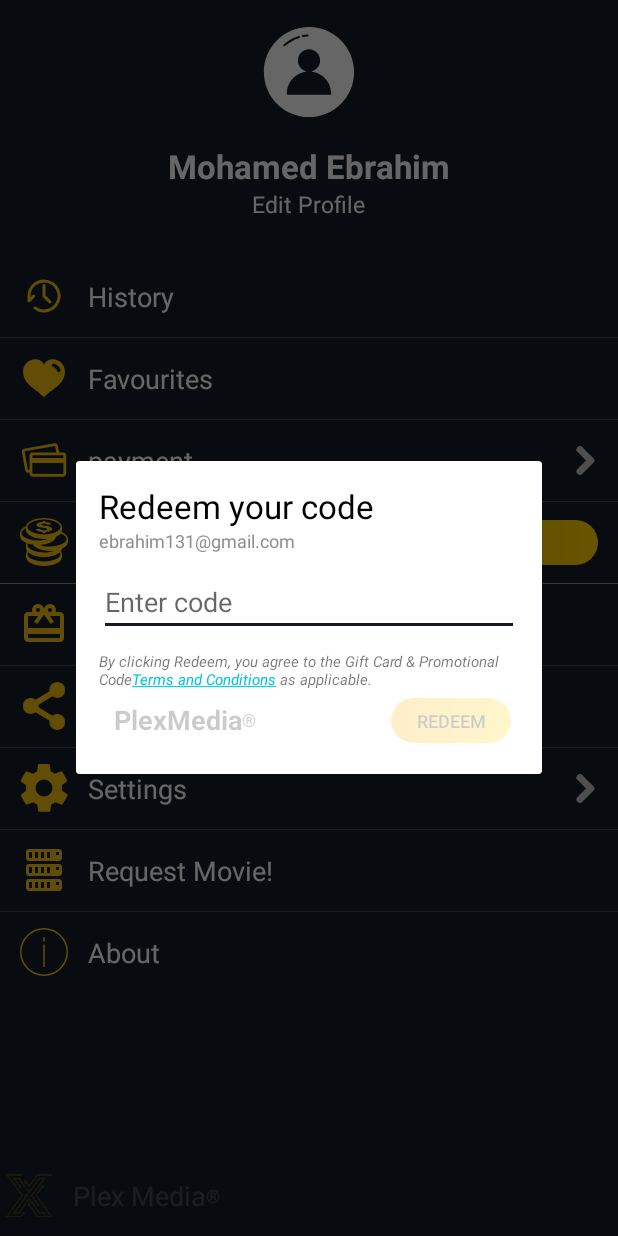
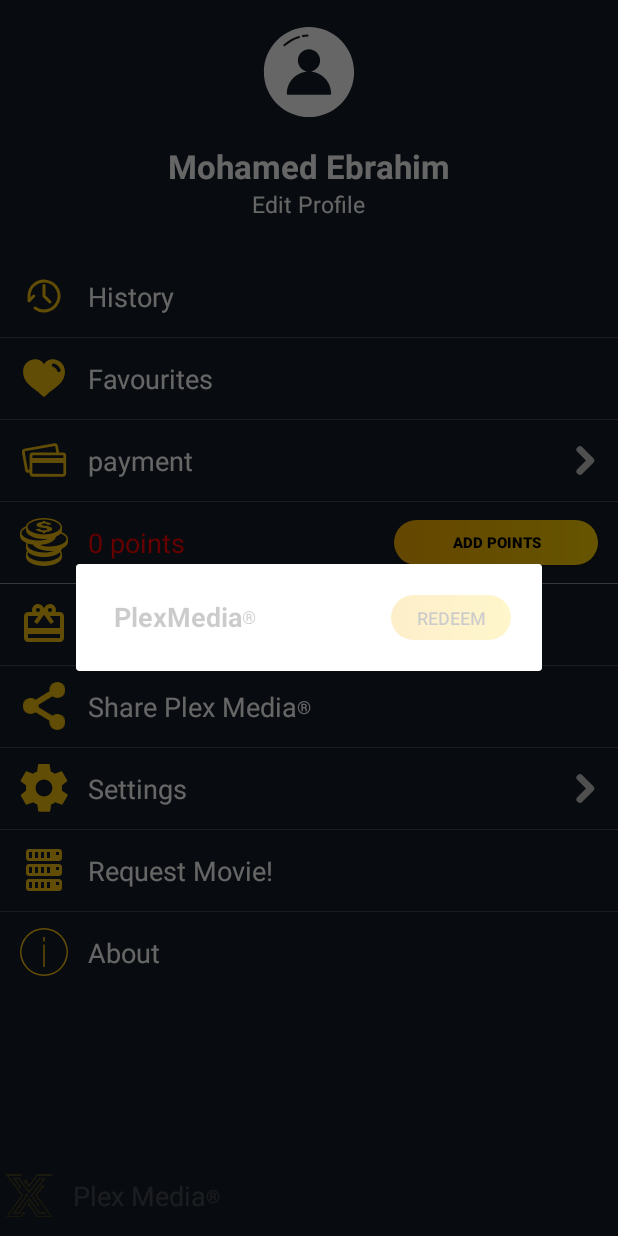
Before and after one commit to irjavdev/Android-PlexMedia-app, an Android app: the fragment ProfileFragment shown on its own in the app's theme, after a tap on "Redeem", on a phone screen of 412 x 824 dp. Run offline under Robolectric (Android 15) with nearby library versions, the phone set to English and light mode, and no system bars; our stand-ins replace AdMob; network calls fail; 4 statements that could not run were skipped.

Commit message:
redeem Feature

```diff
--- a/app/src/main/res/layout/redeem_layout.xml
+++ b/app/src/main/res/layout/redeem_layout.xml
@@ -7,6 +7,22 @@
     android:layout_height="wrap_content">
 
 
+    <TextView
+        android:id="@+id/balance"
+        android:layout_width="wrap_content"
+        android:layout_height="wrap_content"
+        android:layout_centerHorizontal="true"
+        android:layout_marginTop="20dp"
+        android:visibility="gone"
+        android:layout_marginBottom="20dp"
+        android:text="$10.00 is added. \n Your new balance is $30.12"
+        android:textAppearance="?android:attr/textAppearanceLarge" />
+    <LinearLayout
+        android:layout_width="match_parent"
+        android:layout_height="wrap_content"
+        android:visibility="gone"
+        android:id="@+id/redeem_edit_layout"
+        android:orientation="vertical">
         <TextView
             android:gravity="left"
             android:layout_width="match_parent"
@@ -55,6 +71,8 @@
             android:text="@string/redeem"
             fontPath="fonts/brownregular.ttf"
             />
+
+    </LinearLayout>
 
 
     <RelativeLayout
```
Also changed, not shown: app/src/main/java/com/vacuum/app/plex/Fragments/MainFragment/ProfileFragment.java (+17 -3 lines). Lines whose indentation alone changed are shown as unchanged.
